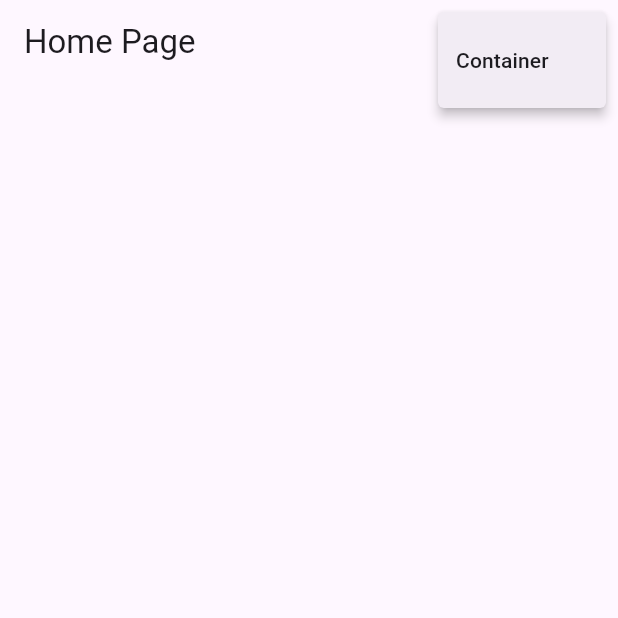
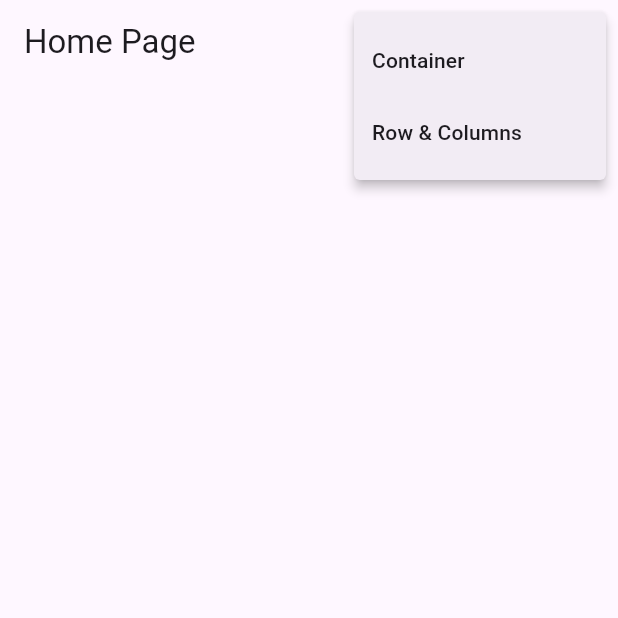
Before and after one commit to fabriciosuhet/flutter-primeiro-projeto, a Flutter app: the screen it shows after launch, after a tap on the "restaurant menu" icon, on a phone screen of 412 x 824 dp, the top half of it. Run offline on Flutter 3.47's test engine with Material 2 defaults, Android fonts, the phone set to English and light mode, and no system bars.

Commit message:
rows & columns

```diff
--- a/lib/main.dart
+++ b/lib/main.dart
@@ -1,6 +1,7 @@
 import 'package:flutter/material.dart';
 import 'package:flutter_primeiro_projeto/pages/container/containerpage.dart';
 import 'package:flutter_primeiro_projeto/pages/home/homepage.dart';
+import 'package:flutter_primeiro_projeto/pages/rows_columns/rows_columns_page.dart';
 
 void main() {
   runApp(const MyApp());
@@ -21,6 +22,7 @@ class MyApp extends StatelessWidget {
       routes: {
         '/': (_) => const HomePage(),
         '/container': (_) => const ContainerPage(),
+        '/rows_columns': (_) => const RowsColumnPage(),
       },
     );
   }
--- a/lib/pages/home/homepage.dart
+++ b/lib/pages/home/homepage.dart
@@ -1,6 +1,9 @@
 import 'package:flutter/material.dart';
 
-enum PopupMenuPages { container }
+enum PopupMenuPages {
+  container,
+  rows_columns,
+}
 
 class HomePage extends StatelessWidget {
   const HomePage({super.key});
@@ -15,10 +18,12 @@ class HomePage extends StatelessWidget {
             tooltip: 'Selecione um item',
             icon: const Icon(Icons.restaurant_menu),
             onSelected: (PopupMenuPages valueSelected) {
-
               switch (valueSelected) {
                 case PopupMenuPages.container:
                   Navigator.of(context).pushNamed('/container');
+                  break;
+                case PopupMenuPages.rows_columns:
+                  Navigator.of(context).pushNamed('/rows_columns');
                   break;
               }
             },
@@ -27,6 +32,10 @@ class HomePage extends StatelessWidget {
                 const PopupMenuItem<PopupMenuPages>(
                   value: PopupMenuPages.container,
                   child: Text('Container'),
+                ),
+                const PopupMenuItem<PopupMenuPages>(
+                  value: PopupMenuPages.rows_columns,
+                  child: Text('Row & Columns'),
                 ),
               ];
             },
```
Also changed, not shown: lib/pages/rows_columns/rows_columns_page.dart (added, +40 -0 lines).
